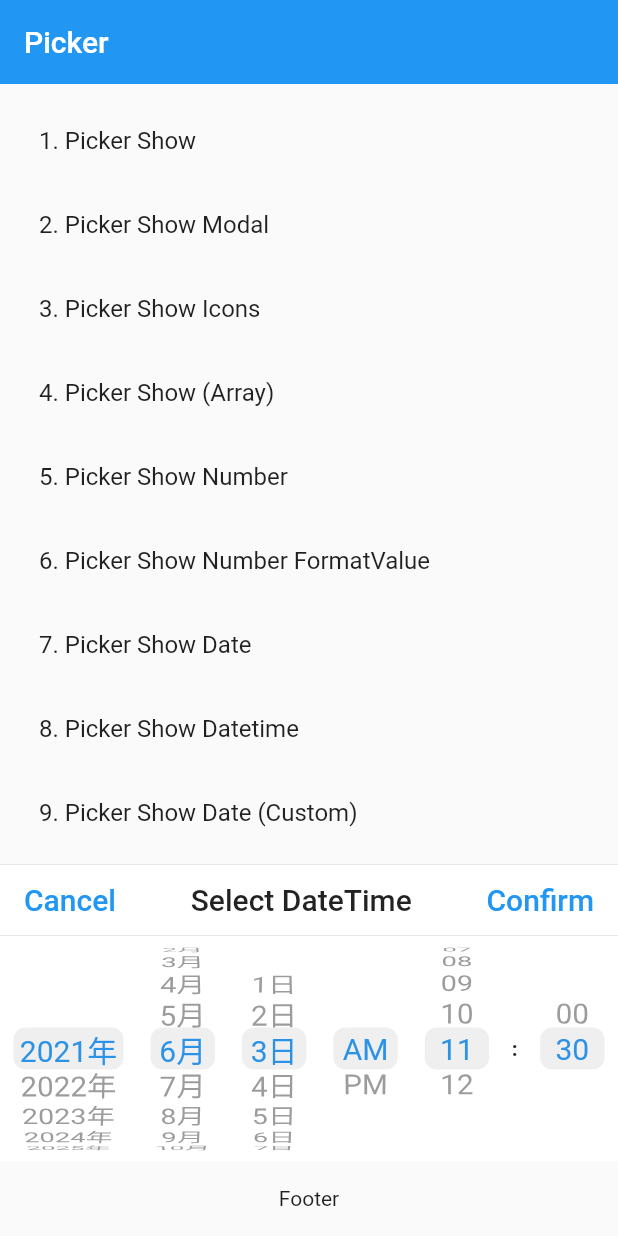
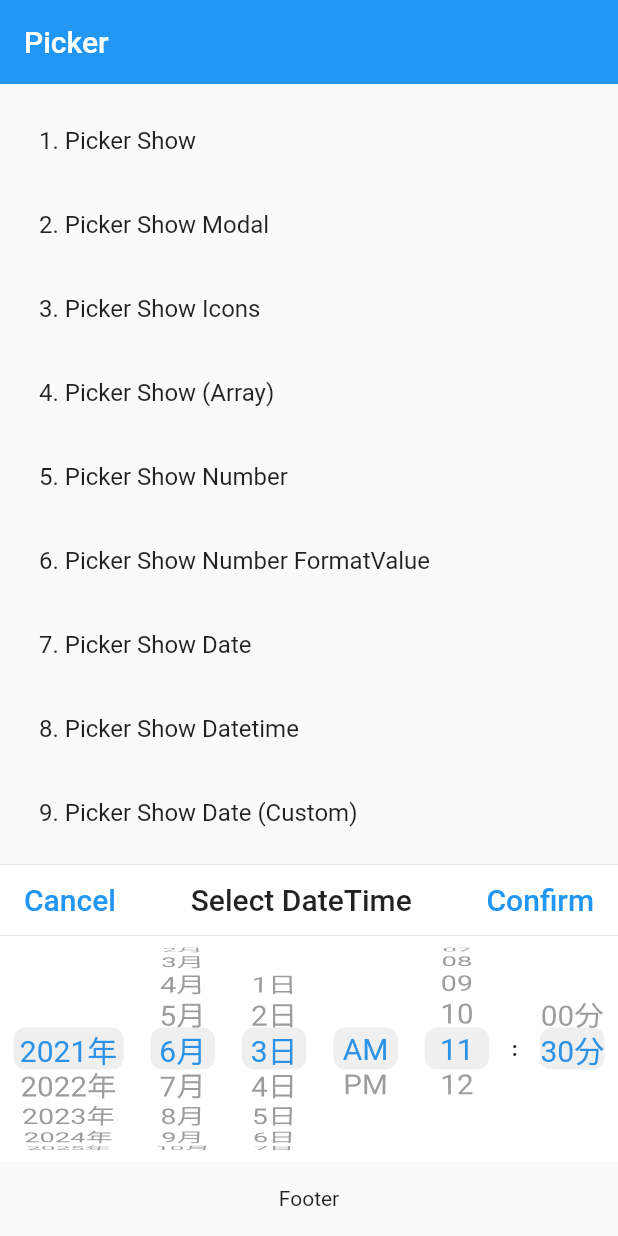
Before and after one commit to yangyxd/flutter_picker, a Flutter app: the screen it shows after launch, after a tap on "8. Picker Show Datetime", on a phone screen of 412 x 824 dp. Run offline on Flutter 3.47's test engine with Material 2 defaults, Android fonts, the phone set to English and light mode, and no system bars.

Commit message:
add suffixes for hour, minute and second on DateTimePickerAdapter

```diff
--- a/example/lib/main.dart
+++ b/example/lib/main.dart
@@ -356,6 +356,9 @@ class _MyHomePageState extends State<MyHomePage> {
           yearSuffix: "年",
           monthSuffix: "月",
           daySuffix: "日",
+          hourSuffix: "時",
+          minuteSuffix: "分",
+          secondSuffix: "秒",
           minValue: DateTime.now(),
           minuteInterval: 30,
           minHour: 1,
@@ -453,6 +456,9 @@ class _MyHomePageState extends State<MyHomePage> {
             yearSuffix: "年",
             monthSuffix: "月",
             daySuffix: "日",
+            hourSuffix: "時",
+            minuteSuffix: "分",
+            secondSuffix: "秒",
             minHour: 8,
             maxHour: 19,
             yearBegin: 1950,
--- a/lib/Picker.dart
+++ b/lib/Picker.dart
@@ -1120,7 +1120,7 @@ class DateTimePickerAdapter extends PickerAdapter<DateTime> {
   final int? minuteInterval;
 
   /// Year, month, day suffix
-  final String? yearSuffix, monthSuffix, daySuffix;
+  final String? yearSuffix, monthSuffix, daySuffix, hourSuffix, minuteSuffix, secondSuffix;
 
   /// use two-digit year, 2019, displayed as 19
   final bool twoDigitYear;
@@ -1171,6 +1171,9 @@ class DateTimePickerAdapter extends PickerAdapter<DateTime> {
     this.maxValue,
     this.minHour,
     this.maxHour,
+    this.secondSuffix,
+    this.minuteSuffix,
+    this.hourSuffix,
     this.yearSuffix,
     this.monthSuffix,
     this.daySuffix,
@@ -1395,16 +1398,16 @@ class DateTimePickerAdapter extends PickerAdapter<DateTime> {
         _text = "${index + 1}${_checkStr(daySuffix)}";
         break;
       case 3:
-        _text = "${intToStr(index + (minHour ?? 0))}";
+        _text = "${intToStr(index + (minHour ?? 0))}${_checkStr(hourSuffix)}";
         break;
       case 5:
-        _text = "${intToStr(index)}";
+        _text = "${intToStr(index)}${_checkStr(secondSuffix)}";
         break;
       case 4:
         if (minuteInterval == null || minuteInterval! < 2)
-          _text = "${intToStr(index)}";
+          _text = "${intToStr(index)}${_checkStr(minuteSuffix)}";
         else
-          _text = "${intToStr(index * minuteInterval!)}";
+          _text = "${intToStr(index * minuteInterval!)}${_checkStr(minuteSuffix)}";
         break;
       case 6:
         List? _ampm = strAMPM ?? PickerLocalizations.of(context).ampm;
```
